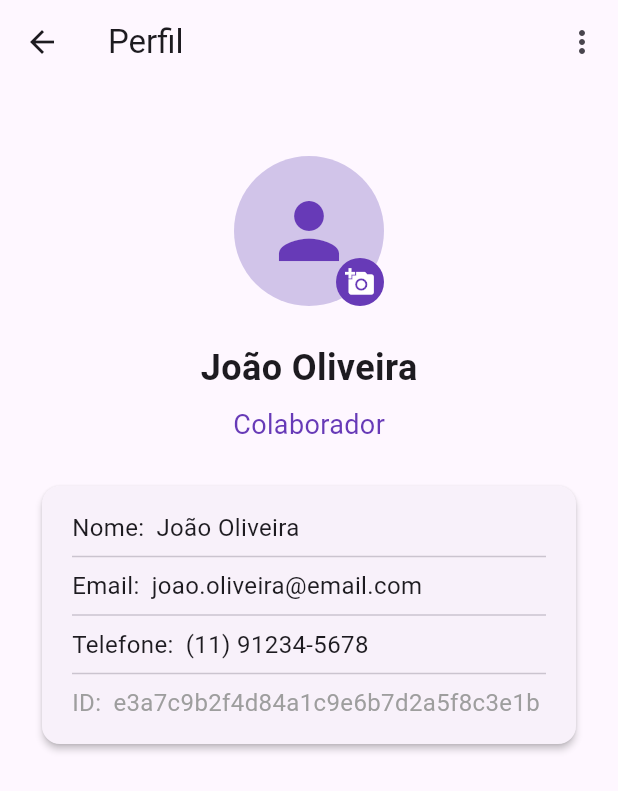
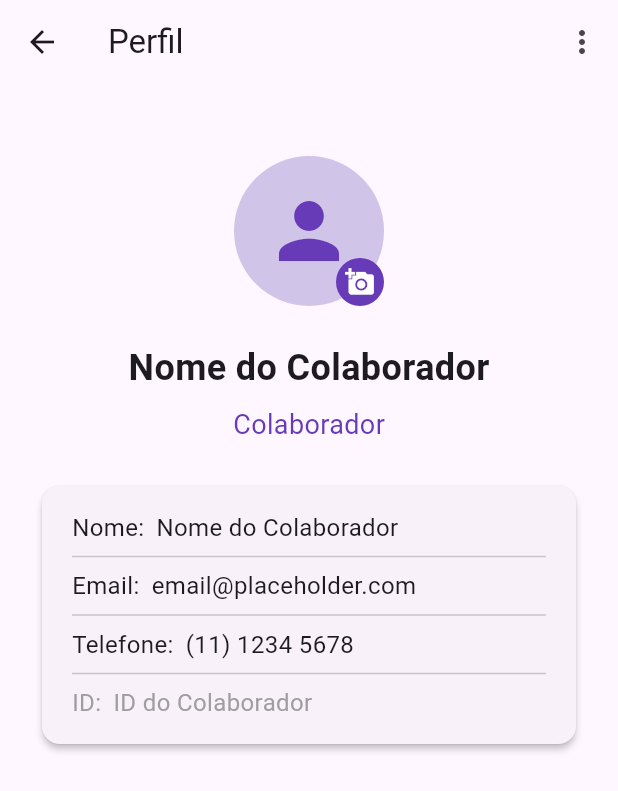
Before and after one commit to GabrielPortari/kids_space, a Flutter app: the ProfileScreen screen opened by its route, on a phone screen of 412 x 824 dp. Shown: the top 791 px of the screen. Run offline on Flutter 3.47's test engine with Material 3 defaults, Android fonts, the phone set to English and light mode, and no system bars; our stand-ins replace get_it, shared_preferences; accounts and stored records are empty.

Commit message:
refactor: update Collaborator model to include phone number, remove password from instantiation, and adjust mock data accordingly

```diff
--- a/lib/controller/collaborator_controller.dart
+++ b/lib/controller/collaborator_controller.dart
@@ -16,7 +16,6 @@ class CollaboratorController {
         id: collaborator.id,
         name: collaborator.name,
         email: collaborator.email,
-        password: '', // senha removida
         companyId: collaborator.companyId,
         // adicione outros campos se houver
       );
--- a/lib/model/collaborator.dart
+++ b/lib/model/collaborator.dart
@@ -3,6 +3,7 @@ class Collaborator {
   final String name;
   final String companyId;
   final String email;
+  final String? phoneNumber;
   final String? password;
 
   Collaborator({
@@ -10,6 +11,7 @@ class Collaborator {
     required this.name,
     required this.companyId,
     required this.email,
+    this.phoneNumber,
     this.password,
   });
 
@@ -18,12 +20,16 @@ class Collaborator {
     'name': name,
     'companyId': companyId,
     'email': email,
+    'phoneNumber': phoneNumber,
+    'password': password,
   };
 
   factory Collaborator.fromJson(Map<String, dynamic> json) => Collaborator(
     id: json['id'],
     name: json['name'],
     companyId: json['companyId'],
-    email: json['email']
+    email: json['email'],
+    phoneNumber: json['phoneNumber'],
+    password: json['password'],
   );
 }
--- a/lib/model/company.dart
+++ b/lib/model/company.dart
@@ -5,6 +5,7 @@ import 'package:kids_space/model/user.dart';
 class Company {
   final String id;
   final String name;
+  final String? imageUrl;
   final List<Collaborator>? collaborators;
   final List<User>? users;
   final List<Child>? children;
@@ -12,6 +13,7 @@ class Company {
   Company({
     required this.id,
     required this.name,
+    this.imageUrl,
     this.collaborators,
     this.users,
     this.children,
--- a/lib/view/home_screen.dart
+++ b/lib/view/home_screen.dart
@@ -226,6 +226,7 @@ class HomeScreen extends StatelessWidget {
     final List<CheckEvent> logEvents =
         companyId != null ?
         _checkEventController.getLastEventsByCompany(companyId, limit: 30) : [];
+
     return Padding(
       padding: const EdgeInsets.symmetric(horizontal: 16.0),
       child: Card(
--- a/lib/view/profile_screen.dart
+++ b/lib/view/profile_screen.dart
@@ -1,6 +1,8 @@
 import 'package:flutter/material.dart';
 import 'package:get_it/get_it.dart';
 import 'package:kids_space/controller/auth_controller.dart';
+import 'package:kids_space/controller/collaborator_controller.dart';
+import 'package:kids_space/model/collaborator.dart';
 
 class ProfileScreen extends StatelessWidget {
   const ProfileScreen({super.key});
@@ -8,7 +10,8 @@ class ProfileScreen extends StatelessWidget {
   @override
   Widget build(BuildContext context) {
     final AuthController _authController = GetIt.I<AuthController>();
-
+    final CollaboratorController _collaboratorController = GetIt.I<CollaboratorController>();
+    final Collaborator? loggedCollaborator = _collaboratorController.loggedCollaborator;
     return Scaffold(
       appBar: AppBar(
         title: const Text('Perfil'),
@@ -20,9 +23,9 @@ class ProfileScreen extends StatelessWidget {
                 showDialog(
                   context: context,
                   builder: (context) {
-                    final nameController = TextEditingController(text: 'João Oliveira');
-                    final emailController = TextEditingController(text: 'joao.oliveira@email.com');
-                    final phoneController = TextEditingController(text: '(11) 91234-5678');
+                    final nameController = TextEditingController(text: loggedCollaborator?.name ?? '');
+                    final emailController = TextEditingController(text: loggedCollaborator?.email ?? '');
+                    final phoneController = TextEditingController(text: loggedCollaborator?.phoneNumber ?? '');
                     return AlertDialog(
                       title: const Text('Editar perfil'),
                       content: SingleChildScrollView(
@@ -148,13 +151,13 @@ class ProfileScreen extends StatelessWidget {
               ],
             ),
             const SizedBox(height: 24),
-            const Text(
-              'João Oliveira',
-              style: TextStyle(fontSize: 24, fontWeight: FontWeight.bold),
+            Text(
+              loggedCollaborator != null ? loggedCollaborator.name : 'Nome do Colaborador',
+              style: const TextStyle(fontSize: 24, fontWeight: FontWeight.bold),
             ),
             const SizedBox(height: 8),
             const Text(
-              'Colaborador',
+              'Colaborador', //user type
               style: TextStyle(fontSize: 18, color: Colors.deepPurple),
             ),
             const SizedBox(height: 24),
@@ -170,37 +173,40 @@ class ProfileScreen extends StatelessWidget {
                 ),
                 child: Column(
                   crossAxisAlignment: CrossAxisAlignment.start,
-                  children: const [
+                  children: [
                     Row(
                       mainAxisAlignment: MainAxisAlignment.start,
                       children: [
-                        Text('Nome:', style: TextStyle(fontSize: 16)),
-                        SizedBox(width: 8),
-                        Text('João Oliveira', style: TextStyle(fontSize: 16)),
+                        const Text('Nome:', style: TextStyle(fontSize: 16)),
+                        const SizedBox(width: 8),
+                        Text(loggedCollaborator != null ? loggedCollaborator.name : 'Nome do Colaborador', style: const TextStyle(fontSize: 16)),
                       ],
                     ),
-                    Divider(),
+                    const Divider(),
                     Row(
                       mainAxisAlignment: MainAxisAlignment.start,
                       children: [
-                        Text('Email:', style: TextStyle(fontSize: 16)),
-                        SizedBox(width: 8),
+                        const Text('Email:', style: TextStyle(fontSize: 16)),
+                        const SizedBox(width: 8),
                         Text(
-                          'joao.oliveira@email.com',
-                          style: TextStyle(fontSize: 16),
+                          loggedCollaborator != null ? loggedCollaborator.email : 'email@placeholder.com',
+                          style: const TextStyle(fontSize: 16),
                         ),
                       ],
                     ),
-                    Divider(),
+                    const Divider(),
                     Row(
                       mainAxisAlignment: MainAxisAlignment.start,
                       children: [
-                        Text('Telefone:', style: TextStyle(fontSize: 16)),
-                        SizedBox(width: 8),
-                        Text('(11) 91234-5678', style: TextStyle(fontSize: 16)),
+                        const Text('Telefone:', style: TextStyle(fontSize: 16)),
+                        const SizedBox(width: 8),
+                        Text(
+                          loggedCollaborator != null && loggedCollaborator.phoneNumber != null ?
+                          loggedCollaborator.phoneNumber! : '(11) 1234 5678',
+                        style: const TextStyle(fontSize: 16)),
                       ],
                     ),
-                    Divider(),
+                    const Divider(),
                     Row(
                       mainAxisAlignment: MainAxisAlignment.start,
                       children: [
@@ -208,10 +214,10 @@ class ProfileScreen extends StatelessWidget {
                           'ID:',
                           style: TextStyle(fontSize: 16, color: Colors.grey),
                         ),
-                        SizedBox(width: 8),
+                        const SizedBox(width: 8),
                         Text(
-                          'e3a7c9b2f4d84a1c9e6b7d2a5f8c3e1b',
-                          style: TextStyle(fontSize: 16, color: Colors.grey),
+                          loggedCollaborator != null ? loggedCollaborator.id : 'ID do Colaborador',
+                          style: const TextStyle(fontSize: 16, color: Colors.grey),
                         ),
                       ],
                     ),
```
Also changed, not shown: lib/model/mock/model_mock.dart (+36 -128 lines).
